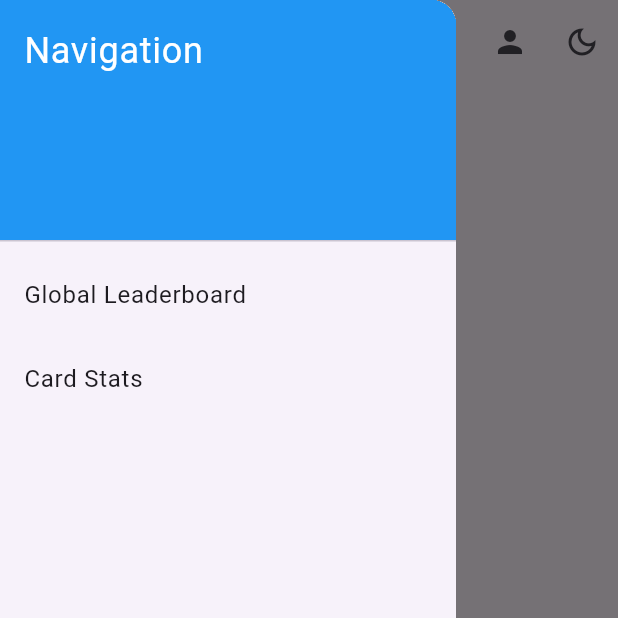
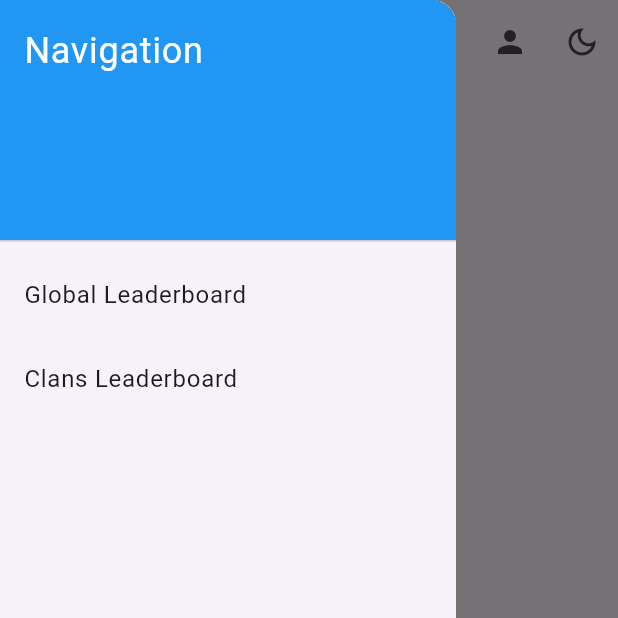
Before and after one commit to esteel23/royale_insights, a Flutter app: the screen it shows after launch, with the side drawer open, on a phone screen of 412 x 824 dp, the top half of it. Run offline on Flutter 3.47's test engine with Material 3 defaults, Android fonts, the phone set to English and light mode, and no system bars; generated files the repository leaves out were written again; network calls fail.

Commit message:
Add clans leaderboard page

```diff
--- a/lib/pages/home.dart
+++ b/lib/pages/home.dart
@@ -1,4 +1,5 @@
 import 'package:flutter/material.dart';
+import 'package:leaderboard/pages/clans_leaderboard.dart';
 import 'card_statistics.dart';
 import 'global_leaderboard.dart';
 import '../services/authentication_dialogue.dart';
@@ -22,7 +23,7 @@ class _MainPageState extends State<MainPage> {
 
   final List<Widget> _pages = [
     const GlobalLeaderboardPage(),
-    const CardStatisticsPage(),
+    const ClansLeaderboardPage(),
   ];
 
   void _selectPage(int index) {
@@ -71,7 +72,7 @@ class _MainPageState extends State<MainPage> {
               onTap: () => _selectPage(0),
             ),
             ListTile(
-              title: const Text('Card Stats'),
+              title: const Text('Clans Leaderboard'),
               onTap: () => _selectPage(1),
             ),
           ],
```
